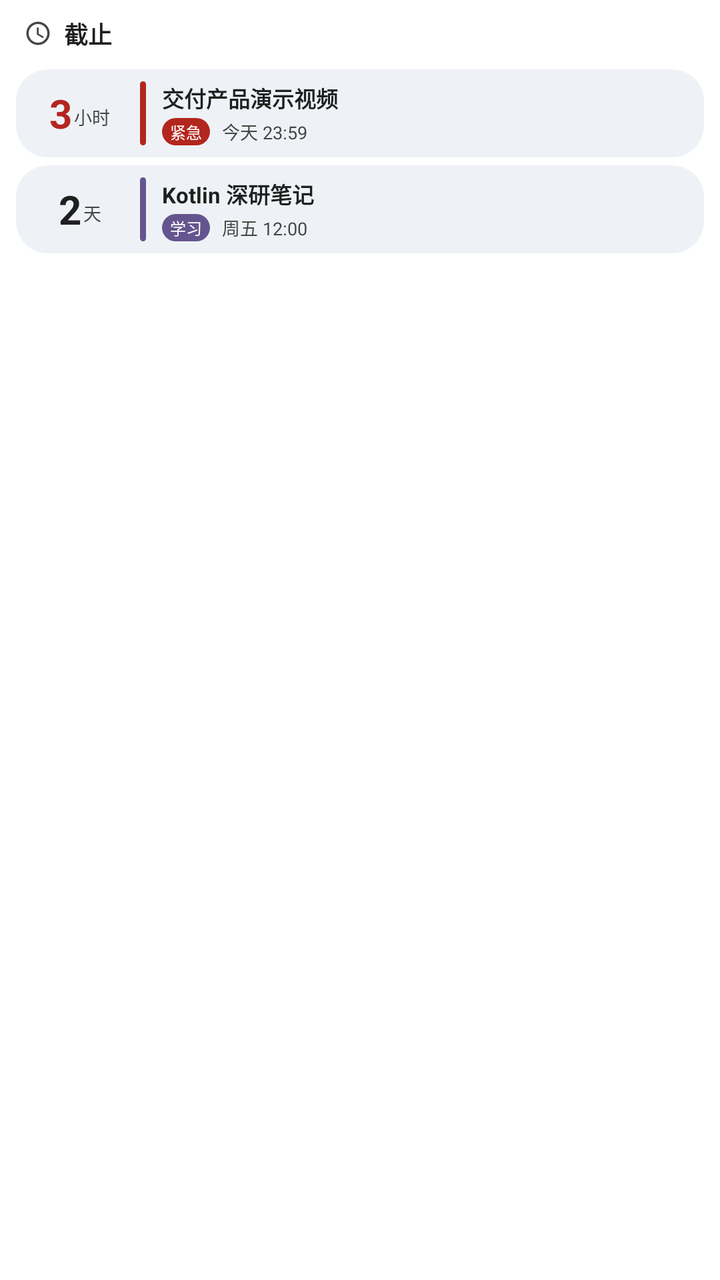
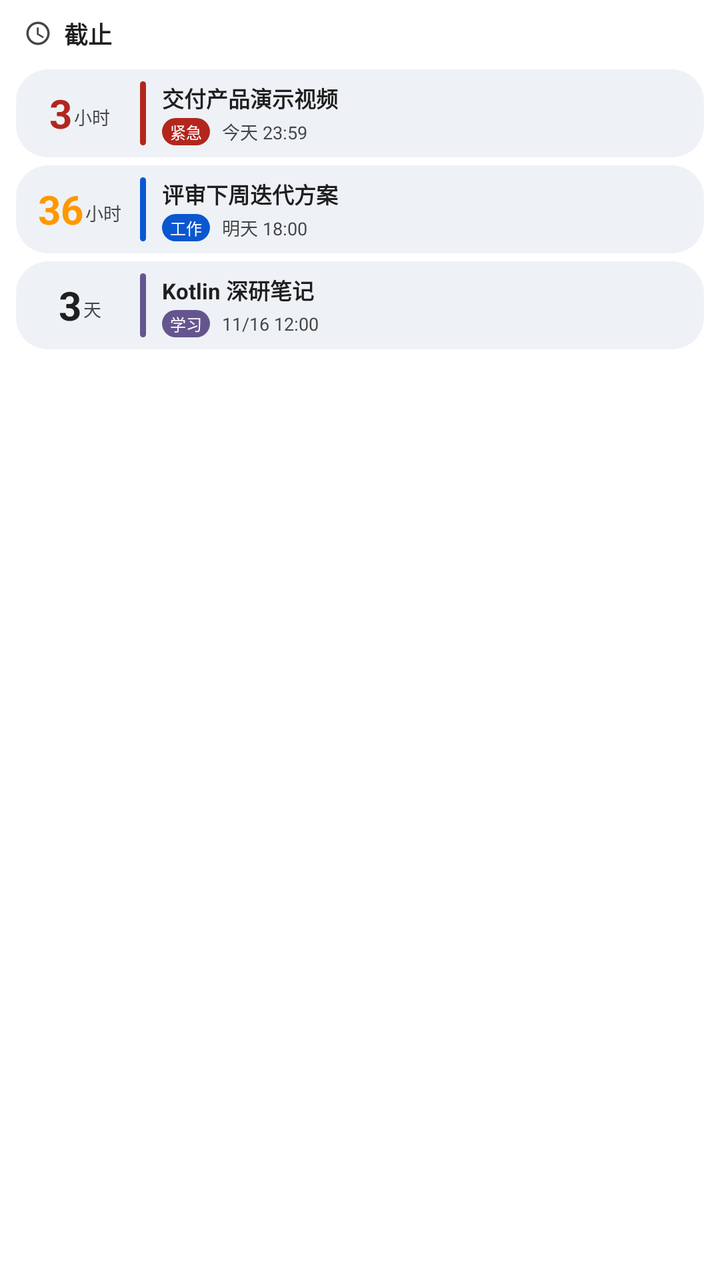

Screens rendered from an Android XML layout before and after an edit, with the pre-edit source and the edit as a unified diff.
<!-- AndroidManifest.xml: application theme Theme.LiteTask -->
<!-- res/layout/widget_deadline_list_preview.xml -->
<?xml version="1.0" encoding="utf-8"?>
<LinearLayout xmlns:android="http://schemas.android.com/apk/res/android"
    android:layout_width="match_parent"
    android:layout_height="match_parent"
    android:orientation="vertical"
    android:background="@drawable/widget_background"
    android:paddingBottom="8dp">

    
    <LinearLayout
        android:layout_width="match_parent"
        android:layout_height="wrap_content"
        android:orientation="horizontal"
        android:gravity="center_vertical"
        android:paddingStart="12dp"
        android:paddingEnd="12dp"
        android:paddingTop="8dp"
        android:paddingBottom="8dp">

        <ImageView
            android:layout_width="14dp"
            android:layout_height="14dp"
            android:src="@drawable/ic_widget_clock"
            android:contentDescription="@null" />

        <TextView
            android:layout_width="0dp"
            android:layout_height="wrap_content"
            android:layout_weight="1"
            android:layout_marginStart="6dp"
            android:text="@string/widget_deadline_title"
            android:textColor="@color/on_surface"
            android:textSize="12sp"
            android:textStyle="bold" />
    </LinearLayout>

    
    <LinearLayout
        android:layout_width="match_parent"
        android:layout_height="wrap_content"
        android:orientation="horizontal"
        android:gravity="center_vertical"
        android:background="@drawable/widget_item_background"
        android:paddingStart="8dp"
        android:paddingEnd="8dp"
        android:paddingTop="6dp"
        android:paddingBottom="6dp"
        android:layout_marginStart="8dp"
        android:layout_marginEnd="8dp"
        android:layout_marginTop="1dp"
        android:layout_marginBottom="3dp">

        <LinearLayout
            android:layout_width="48dp"
            android:layout_height="wrap_content"
            android:orientation="horizontal"
            android:gravity="bottom|center_horizontal">

            <TextView
                android:layout_width="wrap_content"
                android:layout_height="wrap_content"
                android:text="3"
                android:textColor="@color/urgent_task"
                android:textSize="20sp"
                android:textStyle="bold" />

            <TextView
                android:layout_width="wrap_content"
                android:layout_height="wrap_content"
                android:layout_marginStart="1dp"
                android:layout_marginBottom="2dp"
                android:text="小时"
                android:textColor="@color/on_surface_variant"
                android:textSize="9sp" />
        </LinearLayout>

        <ImageView
            android:layout_width="3dp"
            android:layout_height="32dp"
            android:layout_marginStart="6dp"
            android:src="@drawable/widget_type_indicator_urgent"
            android:scaleType="fitXY"
            android:contentDescription="@null" />

        <LinearLayout
            android:layout_width="0dp"
            android:layout_height="wrap_content"
            android:layout_weight="1"
            android:layout_marginStart="8dp"
            android:orientation="vertical">

            <TextView
                android:layout_width="match_parent"
                android:layout_height="wrap_content"
                android:text="交付产品演示视频"
                android:textColor="@color/on_surface"
                android:textSize="11sp"
                android:textStyle="bold"
                android:maxLines="1" />

            <LinearLayout
                android:layout_width="match_parent"
                android:layout_height="wrap_content"
                android:layout_marginTop="2dp"
                android:orientation="horizontal"
                android:gravity="center_vertical">
                
                <TextView
                    android:layout_width="wrap_content"
                    android:layout_height="wrap_content"
                    android:paddingHorizontal="4dp"
                    android:paddingVertical="1dp"
                    android:background="@drawable/widget_urgent_badge"
                    android:text="紧急"
                    android:textColor="@android:color/white"
                    android:textSize="8sp" />

                <TextView
                    android:layout_width="0dp"
                    android:layout_height="wrap_content"
                    android:layout_weight="1"
                    android:layout_marginStart="6dp"
                    android:text="今天 23:59"
                    android:textColor="@color/on_surface_variant"
                    android:textSize="9sp" />
            </LinearLayout>
        </LinearLayout>
    </LinearLayout>

    
    <LinearLayout
        android:layout_width="match_parent"
        android:layout_height="wrap_content"
        android:orientation="horizontal"
        android:gravity="center_vertical"
        android:background="@drawable/widget_item_background"
        android:paddingStart="8dp"
        android:paddingEnd="8dp"
        android:paddingTop="6dp"
        android:paddingBottom="6dp"
        android:layout_marginStart="8dp"
        android:layout_marginEnd="8dp"
        android:layout_marginTop="1dp"
        android:layout_marginBottom="3dp">

        <LinearLayout
            android:layout_width="48dp"
            android:layout_height="wrap_content"
            android:orientation="horizontal"
            android:gravity="bottom|center_horizontal">

            <TextView
                android:layout_width="wrap_content"
                android:layout_height="wrap_content"
                android:text="2"
                android:textColor="@color/on_surface"
                android:textSize="20sp"
                android:textStyle="bold" />

            <TextView
                android:layout_width="wrap_content"
                android:layout_height="wrap_content"
                android:layout_marginStart="1dp"
                android:layout_marginBottom="2dp"
                android:text="天"
                android:textColor="@color/on_surface_variant"
                android:textSize="9sp" />
        </LinearLayout>

        <ImageView
            android:layout_width="3dp"
            android:layout_height="32dp"
            android:layout_marginStart="6dp"
            android:src="@drawable/widget_type_indicator_study"
            android:scaleType="fitXY"
            android:contentDescription="@null" />

        <LinearLayout
            android:layout_width="0dp"
            android:layout_height="wrap_content"
            android:layout_weight="1"
            android:layout_marginStart="8dp"
            android:orientation="vertical">

            <TextView
                android:layout_width="match_parent"
                android:layout_height="wrap_content"
                android:text="Kotlin 深研笔记"
                android:textColor="@color/on_surface"
                android:textSize="11sp"
                android:textStyle="bold"
                android:maxLines="1" />

            <LinearLayout
                android:layout_width="match_parent"
                android:layout_height="wrap_content"
                android:layout_marginTop="2dp"
                android:orientation="horizontal"
                android:gravity="center_vertical">

                <TextView
                    android:layout_width="wrap_content"
                    android:layout_height="wrap_content"
                    android:paddingHorizontal="4dp"
                    android:paddingVertical="1dp"
                    android:background="@drawable/widget_badge_study"
                    android:text="学习"
                    android:textColor="@android:color/white"
                    android:textSize="8sp" />

                <TextView
                    android:layout_width="0dp"
                    android:layout_height="wrap_content"
                    android:layout_weight="1"
                    android:layout_marginStart="6dp"
                    android:text="周五 12:00"
                    android:textColor="@color/on_surface_variant"
                    android:textSize="9sp" />
            </LinearLayout>
        </LinearLayout>
    </LinearLayout>
</LinearLayout>
<!-- resources referenced by this layout -->
<resources>
  <color name="on_surface">#FF1F1F1F</color>
  <color name="on_surface_variant">#FF444746</color>
  <color name="urgent_task">#FFB3261E</color>
  <!-- drawable ic_widget_clock (drawable) -->
  <?xml version="1.0" encoding="utf-8"?>
  <vector xmlns:android="http://schemas.android.com/apk/res/android"
      android:width="16dp"
      android:height="16dp"
      android:viewportWidth="24"
      android:viewportHeight="24">
      <path
          android:fillColor="@color/on_surface_variant"
          android:pathData="M11.99,2C6.47,2 2,6.48 2,12s4.47,10 9.99,10C17.52,22 22,17.52 22,12S17.52,2 11.99,2zM12,20c-4.42,0 -8,-3.58 -8,-8s3.58,-8 8,-8 8,3.58 8,8 -3.58,8 -8,8zM12.5,7H11v6l5.25,3.15 0.75,-1.23 -4.5,-2.67z" />
  </vector>
  <!-- drawable widget_background (drawable) -->
  <?xml version="1.0" encoding="utf-8"?>
  <shape xmlns:android="http://schemas.android.com/apk/res/android"
      android:shape="rectangle">
      <solid android:color="@color/surface" />
      <corners android:radius="28dp" />
  </shape>
  <!-- drawable widget_badge_study (drawable) -->
  <?xml version="1.0" encoding="utf-8"?>
  <shape xmlns:android="http://schemas.android.com/apk/res/android"
      android:shape="rectangle">
      <solid android:color="@color/study_task" />
      <corners android:radius="8dp" />
  </shape>
  <!-- drawable widget_item_background (drawable) -->
  <?xml version="1.0" encoding="utf-8"?>
  <shape xmlns:android="http://schemas.android.com/apk/res/android"
      android:shape="rectangle">
      <solid android:color="@color/surface_container" />
      <corners android:radius="16dp" />
  </shape>
  <!-- drawable widget_type_indicator_study (drawable) -->
  <?xml version="1.0" encoding="utf-8"?>
  <shape xmlns:android="http://schemas.android.com/apk/res/android"
      android:shape="rectangle">
      <solid android:color="@color/study_task" />
      <corners android:radius="4dp" />
  </shape>
  <!-- drawable widget_type_indicator_urgent (drawable) -->
  <?xml version="1.0" encoding="utf-8"?>
  <shape xmlns:android="http://schemas.android.com/apk/res/android"
      android:shape="rectangle">
      <solid android:color="@color/urgent_task" />
      <corners android:radius="4dp" />
  </shape>
  <!-- drawable widget_urgent_badge (drawable) -->
  <?xml version="1.0" encoding="utf-8"?>
  <shape xmlns:android="http://schemas.android.com/apk/res/android"
      android:shape="rectangle">
      <solid android:color="@color/urgent_task" />
      <corners android:radius="8dp" />
  </shape>
  <string name="widget_deadline_title">截止</string>
  <style name="Theme.LiteTask" parent="android:Theme.Material.Light.NoActionBar">
          
          <item name="android:windowBackground">@android:color/white</item>
          <item name="android:colorBackground">@android:color/white</item>
          
          <item name="android:statusBarColor">@android:color/white</item>
          <item name="android:navigationBarColor">@android:color/white</item>
      </style>
  <color name="surface">#FFFFFFFF</color>
  <color name="study_task">#FF65558F</color>
  <color name="surface_container">#FFEEF2F6</color>
</resources>

<!-- the commit's change to res/layout/widget_deadline_list_preview.xml (unified diff, before → after) -->
@@ -12,10 +12,8 @@
         android:layout_height="wrap_content"
         android:orientation="horizontal"
         android:gravity="center_vertical"
-        android:paddingStart="12dp"
-        android:paddingEnd="12dp"
-        android:paddingTop="8dp"
-        android:paddingBottom="8dp">
+        android:paddingHorizontal="12dp"
+        android:paddingVertical="8dp">
 
         <ImageView
             android:layout_width="14dp"
@@ -38,185 +36,284 @@
     <LinearLayout
         android:layout_width="match_parent"
         android:layout_height="wrap_content"
-        android:orientation="horizontal"
-        android:gravity="center_vertical"
-        android:background="@drawable/widget_item_background"
-        android:paddingStart="8dp"
-        android:paddingEnd="8dp"
-        android:paddingTop="6dp"
-        android:paddingBottom="6dp"
-        android:layout_marginStart="8dp"
-        android:layout_marginEnd="8dp"
-        android:layout_marginTop="1dp"
-        android:layout_marginBottom="3dp">
-
+        android:orientation="vertical"
+        android:paddingHorizontal="8dp">
+
+        
         <LinearLayout
-            android:layout_width="48dp"
+            android:layout_width="match_parent"
             android:layout_height="wrap_content"
             android:orientation="horizontal"
-            android:gravity="bottom|center_horizontal">
-
-            <TextView
-                android:layout_width="wrap_content"
-                android:layout_height="wrap_content"
-                android:text="3"
-                android:textColor="@color/urgent_task"
-                android:textSize="20sp"
-                android:textStyle="bold" />
-
-            <TextView
-                android:layout_width="wrap_content"
-                android:layout_height="wrap_content"
-                android:layout_marginStart="1dp"
-                android:layout_marginBottom="2dp"
-                android:text="小时"
-                android:textColor="@color/on_surface_variant"
-                android:textSize="9sp" />
-        </LinearLayout>
-
-        <ImageView
-            android:layout_width="3dp"
-            android:layout_height="32dp"
-            android:layout_marginStart="6dp"
-            android:src="@drawable/widget_type_indicator_urgent"
-            android:scaleType="fitXY"
-            android:contentDescription="@null" />
-
-        <LinearLayout
-            android:layout_width="0dp"
-            android:layout_height="wrap_content"
-            android:layout_weight="1"
-            android:layout_marginStart="8dp"
-            android:orientation="vertical">
-
-            <TextView
-                android:layout_width="match_parent"
-                android:layout_height="wrap_content"
-                android:text="交付产品演示视频"
-                android:textColor="@color/on_surface"
-                android:textSize="11sp"
-                android:textStyle="bold"
-                android:maxLines="1" />
-
-            <LinearLayout
-                android:layout_width="match_parent"
-                android:layout_height="wrap_content"
-                android:layout_marginTop="2dp"
+            android:gravity="center_vertical"
+            android:background="@drawable/widget_item_background"
+            android:paddingHorizontal="8dp"
+            android:paddingVertical="6dp"
+            android:layout_marginTop="1dp"
+            android:layout_marginBottom="3dp">
+
+            <LinearLayout
+                android:layout_width="48dp"
+                android:layout_height="wrap_content"
                 android:orientation="horizontal"
-                android:gravity="center_vertical">
-                
-                <TextView
-                    android:layout_width="wrap_content"
-                    android:layout_height="wrap_content"
-                    android:paddingHorizontal="4dp"
-                    android:paddingVertical="1dp"
-                    android:background="@drawable/widget_urgent_badge"
-                    android:text="紧急"
-                    android:textColor="@android:color/white"
-                    android:textSize="8sp" />
-
-                <TextView
-                    android:layout_width="0dp"
-                    android:layout_height="wrap_content"
-                    android:layout_weight="1"
-                    android:layout_marginStart="6dp"
-                    android:text="今天 23:59"
+                android:gravity="bottom|center_horizontal">
+
+                <TextView
+                    android:layout_width="wrap_content"
+                    android:layout_height="wrap_content"
+                    android:text="3"
+                    android:textColor="@color/urgent_task"
+                    android:textSize="20sp"
+                    android:textStyle="bold" />
+
+                <TextView
+                    android:layout_width="wrap_content"
+                    android:layout_height="wrap_content"
+                    android:layout_marginStart="1dp"
+                    android:layout_marginBottom="2dp"
+                    android:text="小时"
                     android:textColor="@color/on_surface_variant"
                     android:textSize="9sp" />
             </LinearLayout>
+
+            <ImageView
+                android:layout_width="3dp"
+                android:layout_height="32dp"
+                android:layout_marginStart="6dp"
+                android:src="@drawable/widget_type_indicator_urgent"
+                android:scaleType="fitXY"
+                android:contentDescription="@null" />
+
+            <LinearLayout
+                android:layout_width="0dp"
+                android:layout_height="wrap_content"
+                android:layout_weight="1"
+                android:layout_marginStart="8dp"
+                android:orientation="vertical">
+
+                <TextView
+                    android:layout_width="match_parent"
+                    android:layout_height="wrap_content"
+                    android:text="交付产品演示视频"
+                    android:textColor="@color/on_surface"
+                    android:textSize="11sp"
+                    android:textStyle="bold"
+                    android:maxLines="1"
+                    android:ellipsize="end" />
+
+                <LinearLayout
+                    android:layout_width="match_parent"
+                    android:layout_height="wrap_content"
+                    android:layout_marginTop="2dp"
+                    android:orientation="horizontal"
+                    android:gravity="center_vertical">
+
+                    <TextView
+                        android:layout_width="wrap_content"
+                        android:layout_height="wrap_content"
+                        android:paddingHorizontal="4dp"
+                        android:paddingVertical="1dp"
+                        android:background="@drawable/widget_urgent_badge"
+                        android:text="@string/task_type_urgent"
+                        android:textColor="@android:color/white"
+                        android:textSize="8sp" />
+
+                    <TextView
+                        android:layout_width="0dp"
+                        android:layout_height="wrap_content"
+                        android:layout_weight="1"
+                        android:layout_marginStart="6dp"
+                        android:text="今天 23:59"
+                        android:textColor="@color/on_surface_variant"
+                        android:textSize="9sp"
+                        android:maxLines="1"
+                        android:ellipsize="end" />
+                </LinearLayout>
+            </LinearLayout>
+        </LinearLayout>
+
+        
+        <LinearLayout
+            android:layout_width="match_parent"
+            android:layout_height="wrap_content"
+            android:orientation="horizontal"
+            android:gravity="center_vertical"
+            android:background="@drawable/widget_item_background"
+            android:paddingHorizontal="8dp"
+            android:paddingVertical="6dp"
+            android:layout_marginTop="1dp"
+            android:layout_marginBottom="3dp">
+
+            <LinearLayout
+                android:layout_width="48dp"
+                android:layout_height="wrap_content"
+                android:orientation="horizontal"
+                android:gravity="bottom|center_horizontal">
+
+                <TextView
+                    android:layout_width="wrap_content"
+                    android:layout_height="wrap_content"
+                    android:text="36"
+                    android:textColor="@color/warning_color"
+                    android:textSize="20sp"
+                    android:textStyle="bold" />
+
+                <TextView
+                    android:layout_width="wrap_content"
+                    android:layout_height="wrap_content"
+                    android:layout_marginStart="1dp"
+                    android:layout_marginBottom="2dp"
+                    android:text="小时"
+                    android:textColor="@color/on_surface_variant"
+                    android:textSize="9sp" />
+            </LinearLayout>
+
+            <ImageView
+                android:layout_width="3dp"
+                android:layout_height="32dp"
+                android:layout_marginStart="6dp"
+                android:src="@drawable/widget_type_indicator_work"
+                android:scaleType="fitXY"
+                android:contentDescription="@null" />
+
+            <LinearLayout
+                android:layout_width="0dp"
+                android:layout_height="wrap_content"
+                android:layout_weight="1"
+                android:layout_marginStart="8dp"
+                android:orientation="vertical">
+
+                <TextView
+                    android:layout_width="match_parent"
+                    android:layout_height="wrap_content"
+                    android:text="评审下周迭代方案"
+                    android:textColor="@color/on_surface"
+                    android:textSize="11sp"
+                    android:textStyle="bold"
+                    android:maxLines="1"
+                    android:ellipsize="end" />
+
+                <LinearLayout
+                    android:layout_width="match_parent"
+                    android:layout_height="wrap_content"
+                    android:layout_marginTop="2dp"
+                    android:orientation="horizontal"
+                    android:gravity="center_vertical">
+
+                    <TextView
+                        android:layout_width="wrap_content"
+                        android:layout_height="wrap_content"
+                        android:paddingHorizontal="4dp"
+                        android:paddingVertical="1dp"
+                        android:background="@drawable/widget_badge_work"
+                        android:text="@string/task_type_work"
+                        android:textColor="@android:color/white"
+                        android:textSize="8sp" />
+
+                    <TextView
+                        android:layout_width="0dp"
+                        android:layout_height="wrap_content"
+                        android:layout_weight="1"
+                        android:layout_marginStart="6dp"
+                        android:text="明天 18:00"
+                        android:textColor="@color/on_surface_variant"
+                        android:textSize="9sp"
+                        android:maxLines="1"
+                        android:ellipsize="end" />
+                </LinearLayout>
+            </LinearLayout>
+        </LinearLayout>
+
+        
+        <LinearLayout
+            android:layout_width="match_parent"
+            android:layout_height="wrap_content"
+            android:orientation="horizontal"
+            android:gravity="center_vertical"
+            android:background="@drawable/widget_item_background"
+            android:paddingHorizontal="8dp"
+            android:paddingVertical="6dp"
+            android:layout_marginTop="1dp"
+            android:layout_marginBottom="3dp">
+
+            <LinearLayout
+                android:layout_width="48dp"
+                android:layout_height="wrap_content"
+                android:orientation="horizontal"
+                android:gravity="bottom|center_horizontal">
+
+                <TextView
+                    android:layout_width="wrap_content"
+                    android:layout_height="wrap_content"
+                    android:text="3"
+                    android:textColor="@color/on_surface"
+                    android:textSize="20sp"
+                    android:textStyle="bold" />
+
+                <TextView
+                    android:layout_width="wrap_content"
+                    android:layout_height="wrap_content"
+                    android:layout_marginStart="1dp"
+                    android:layout_marginBottom="2dp"
+                    android:text="天"
+                    android:textColor="@color/on_surface_variant"
+                    android:textSize="9sp" />
+            </LinearLayout>
+
+            <ImageView
+                android:layout_width="3dp"
+                android:layout_height="32dp"
+                android:layout_marginStart="6dp"
+                android:src="@drawable/widget_type_indicator_study"
+                android:scaleType="fitXY"
+                android:contentDescription="@null" />
+
+            <LinearLayout
+                android:layout_width="0dp"
+                android:layout_height="wrap_content"
+                android:layout_weight="1"
+                android:layout_marginStart="8dp"
+                android:orientation="vertical">
+
+                <TextView
+                    android:layout_width="match_parent"
+                    android:layout_height="wrap_content"
+                    android:text="Kotlin 深研笔记"
+                    android:textColor="@color/on_surface"
+                    android:textSize="11sp"
+                    android:textStyle="bold"
+                    android:maxLines="1"
+                    android:ellipsize="end" />
+
+                <LinearLayout
+                    android:layout_width="match_parent"
+                    android:layout_height="wrap_content"
+                    android:layout_marginTop="2dp"
+                    android:orientation="horizontal"
+                    android:gravity="center_vertical">
+
+                    <TextView
+                        android:layout_width="wrap_content"
+                        android:layout_height="wrap_content"
+                        android:paddingHorizontal="4dp"
+                        android:paddingVertical="1dp"
+                        android:background="@drawable/widget_badge_study"
+                        android:text="@string/task_type_study"
+                        android:textColor="@android:color/white"
+                        android:textSize="8sp" />
+
+                    <TextView
+                        android:layout_width="0dp"
+                        android:layout_height="wrap_content"
+                        android:layout_weight="1"
+                        android:layout_marginStart="6dp"
+                        android:text="11/16 12:00"
+                        android:textColor="@color/on_surface_variant"
+                        android:textSize="9sp"
+                        android:maxLines="1"
+                        android:ellipsize="end" />
+                </LinearLayout>
+            </LinearLayout>
         </LinearLayout>
     </LinearLayout>
 
-    
-    <LinearLayout
-        android:layout_width="match_parent"
-        android:layout_height="wrap_content"
-        android:orientation="horizontal"
-        android:gravity="center_vertical"
-        android:background="@drawable/widget_item_background"
-        android:paddingStart="8dp"
-        android:paddingEnd="8dp"
-        android:paddingTop="6dp"
-        android:paddingBottom="6dp"
-        android:layout_marginStart="8dp"
-        android:layout_marginEnd="8dp"
-        android:layout_marginTop="1dp"
-        android:layout_marginBottom="3dp">
-
-        <LinearLayout
-            android:layout_width="48dp"
-            android:layout_height="wrap_content"
-            android:orientation="horizontal"
-            android:gravity="bottom|center_horizontal">
-
-            <TextView
-                android:layout_width="wrap_content"
-                android:layout_height="wrap_content"
-                android:text="2"
-                android:textColor="@color/on_surface"
-                android:textSize="20sp"
-                android:textStyle="bold" />
-
-            <TextView
-                android:layout_width="wrap_content"
-                android:layout_height="wrap_content"
-                android:layout_marginStart="1dp"
-                android:layout_marginBottom="2dp"
-                android:text="天"
-                android:textColor="@color/on_surface_variant"
-                android:textSize="9sp" />
-        </LinearLayout>
-
-        <ImageView
-            android:layout_width="3dp"
-            android:layout_height="32dp"
-            android:layout_marginStart="6dp"
-            android:src="@drawable/widget_type_indicator_study"
-            android:scaleType="fitXY"
-            android:contentDescription="@null" />
-
-        <LinearLayout
-            android:layout_width="0dp"
-            android:layout_height="wrap_content"
-            android:layout_weight="1"
-            android:layout_marginStart="8dp"
-            android:orientation="vertical">
-
-            <TextView
-                android:layout_width="match_parent"
-                android:layout_height="wrap_content"
-                android:text="Kotlin 深研笔记"
-                android:textColor="@color/on_surface"
-                android:textSize="11sp"
-                android:textStyle="bold"
-                android:maxLines="1" />
-
-            <LinearLayout
-                android:layout_width="match_parent"
-                android:layout_height="wrap_content"
-                android:layout_marginTop="2dp"
-                android:orientation="horizontal"
-                android:gravity="center_vertical">
-
-                <TextView
-                    android:layout_width="wrap_content"
-                    android:layout_height="wrap_content"
-                    android:paddingHorizontal="4dp"
-                    android:paddingVertical="1dp"
-                    android:background="@drawable/widget_badge_study"
-                    android:text="学习"
-                    android:textColor="@android:color/white"
-                    android:textSize="8sp" />
-
-                <TextView
-                    android:layout_width="0dp"
-                    android:layout_height="wrap_content"
-                    android:layout_weight="1"
-                    android:layout_marginStart="6dp"
-                    android:text="周五 12:00"
-                    android:textColor="@color/on_surface_variant"
-                    android:textSize="9sp" />
-            </LinearLayout>
-        </LinearLayout>
-    </LinearLayout>
 </LinearLayout>
<!-- resource entries referenced after the edit -->
@@ -3,6 +3,7 @@
   <color name="on_surface">#FF1F1F1F</color>
   <color name="on_surface_variant">#FF444746</color>
   <color name="urgent_task">#FFB3261E</color>
+  <color name="warning_color">#FFFF9800</color>
   <!-- drawable ic_widget_clock (drawable) -->
   <?xml version="1.0" encoding="utf-8"?>
   <vector xmlns:android="http://schemas.android.com/apk/res/android"
@@ -28,6 +29,13 @@
       <solid android:color="@color/study_task" />
       <corners android:radius="8dp" />
   </shape>
+  <!-- drawable widget_badge_work (drawable) -->
+  <?xml version="1.0" encoding="utf-8"?>
+  <shape xmlns:android="http://schemas.android.com/apk/res/android"
+      android:shape="rectangle">
+      <solid android:color="@color/work_task" />
+      <corners android:radius="8dp" />
+  </shape>
   <!-- drawable widget_item_background (drawable) -->
   <?xml version="1.0" encoding="utf-8"?>
   <shape xmlns:android="http://schemas.android.com/apk/res/android"
@@ -49,6 +57,13 @@
       <solid android:color="@color/urgent_task" />
       <corners android:radius="4dp" />
   </shape>
+  <!-- drawable widget_type_indicator_work (drawable) -->
+  <?xml version="1.0" encoding="utf-8"?>
+  <shape xmlns:android="http://schemas.android.com/apk/res/android"
+      android:shape="rectangle">
+      <solid android:color="@color/work_task" />
+      <corners android:radius="4dp" />
+  </shape>
   <!-- drawable widget_urgent_badge (drawable) -->
   <?xml version="1.0" encoding="utf-8"?>
   <shape xmlns:android="http://schemas.android.com/apk/res/android"
@@ -56,6 +71,9 @@
       <solid android:color="@color/urgent_task" />
       <corners android:radius="8dp" />
   </shape>
+  <string name="task_type_study">学习</string>
+  <string name="task_type_urgent">紧急</string>
+  <string name="task_type_work">工作</string>
   <string name="widget_deadline_title">截止</string>
   <style name="Theme.LiteTask" parent="android:Theme.Material.Light.NoActionBar">
           
@@ -67,6 +85,7 @@
       </style>
   <color name="surface">#FFFFFFFF</color>
   <color name="study_task">#FF65558F</color>
+  <color name="work_task">#FF0B57D0</color>
   <color name="surface_container">#FFEEF2F6</color>
 </resources>
 
